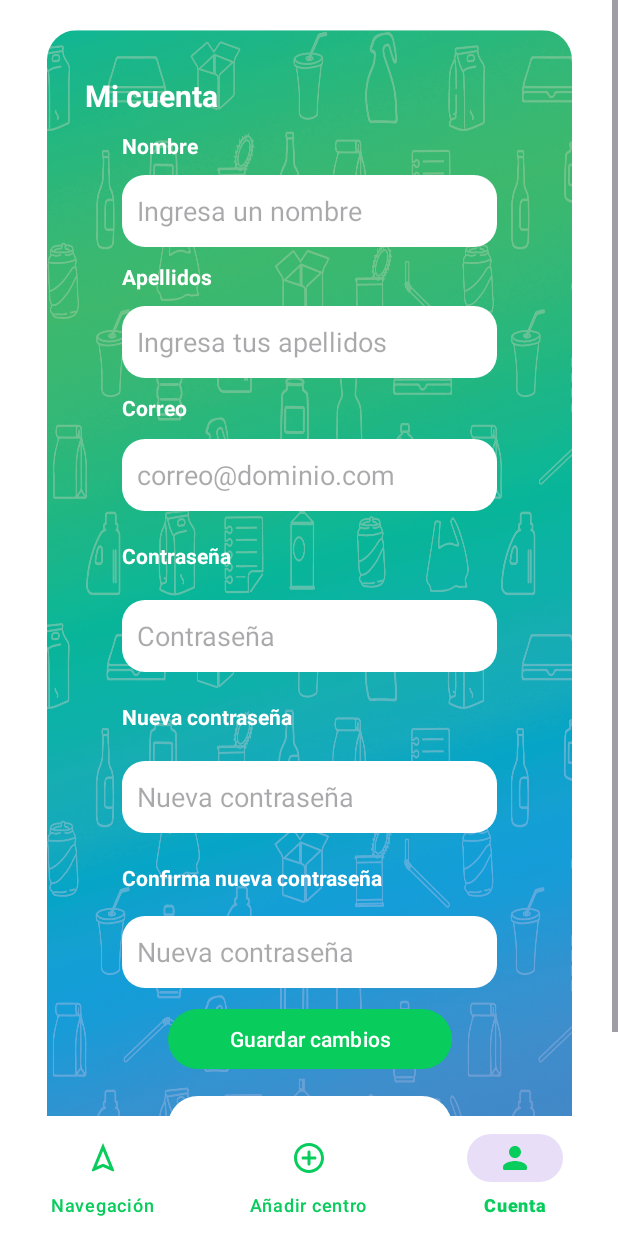
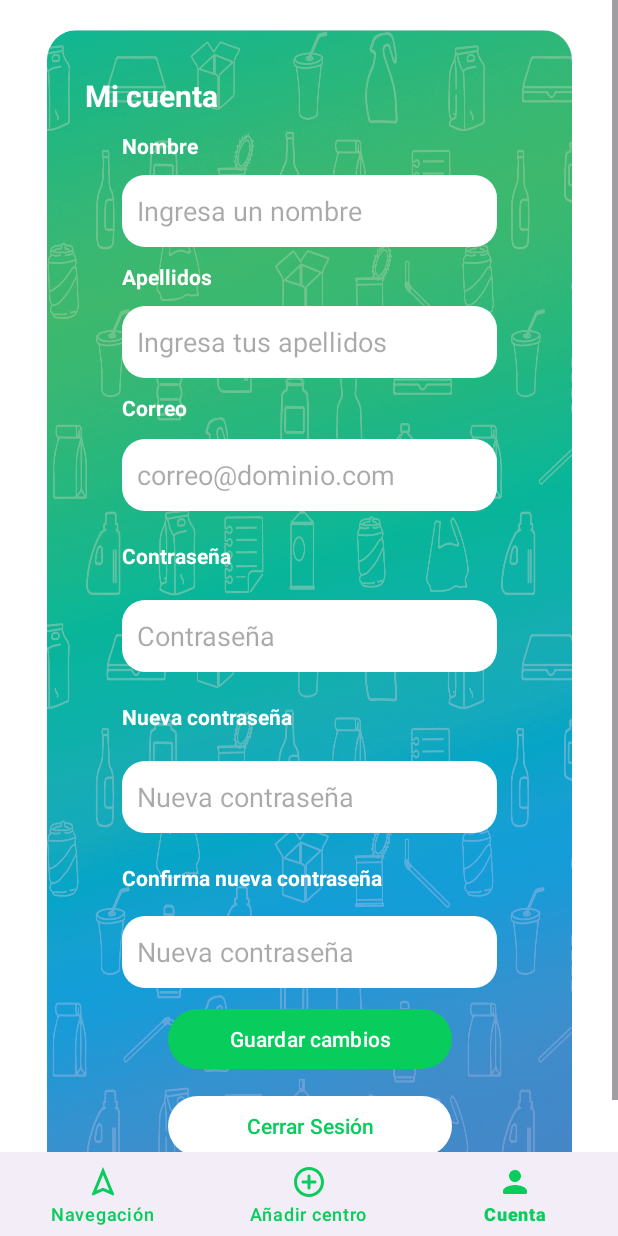
Before and after one commit to LFelipe06/GreenCarson_AndroidApp, an Android app: the content screen opened directly, with no data from a screen before it, item 3 of the bottom bar chosen, on a phone screen of 412 x 824 dp. Run offline under Robolectric (Android 15) with nearby library versions, the phone set to English and light mode, and no system bars; our stand-ins replace Firebase (no records; nobody signed in at launch, a user with empty details on screens opened directly), Picasso; libraries missing offline, so code that uses them is left out: org.osmdroid.config, org.osmdroid.tileprovider, org.osmdroid.util, org.osmdroid.views; 24 statements that could not run were skipped.

```diff
--- a/app/build.gradle.kts
+++ b/app/build.gradle.kts
@@ -52,7 +52,7 @@ dependencies {
     implementation("com.google.firebase:firebase-auth-ktx")
     implementation("com.google.firebase:firebase-storage")
     implementation("com.squareup.picasso:picasso:2.8")
-    //implementation("com.google.firebase:firebase-firestore-ktx")
+    //implementation("com.google.firebase:firebase-firestore-ktx")10
 
 
     implementation("org.osmdroid:osmdroid-android:6.1.11")
--- a/app/src/main/res/layout/activity_content.xml
+++ b/app/src/main/res/layout/activity_content.xml
@@ -24,7 +24,8 @@
         app:layout_constraintStart_toStartOf="parent"
         app:menu="@menu/bottom_nav_menu"
         app:itemRippleColor="@android:color/transparent"
-        app:itemHorizontalTranslationEnabled="false"
-        style="@style/BottomNavigation"/>
+        app:itemTextColor="@color/lightGreen"
+        app:itemIconTint="@color/lightGreen"
+        style="@style/Widget.Design.BottomNavigationView"/>
 
 </androidx.constraintlayout.widget.ConstraintLayout>
--- a/app/src/main/res/values/styles.xml
+++ b/app/src/main/res/values/styles.xml
@@ -39,11 +39,8 @@
     </style>
     <style name="BottomNavigation">
         <item name="android:background">@color/white</item>
-        <item name="itemBackground">@color/white</item>
         <item name="itemIconTint">@color/lightGreen</item>
         <item name="itemTextColor">@color/lightGreen</item>
-        <item name="itemRippleColor">@color/white</item>
-        <item name="enforceMaterialTheme">false</item>
     </style>
 
 </resources>
```
